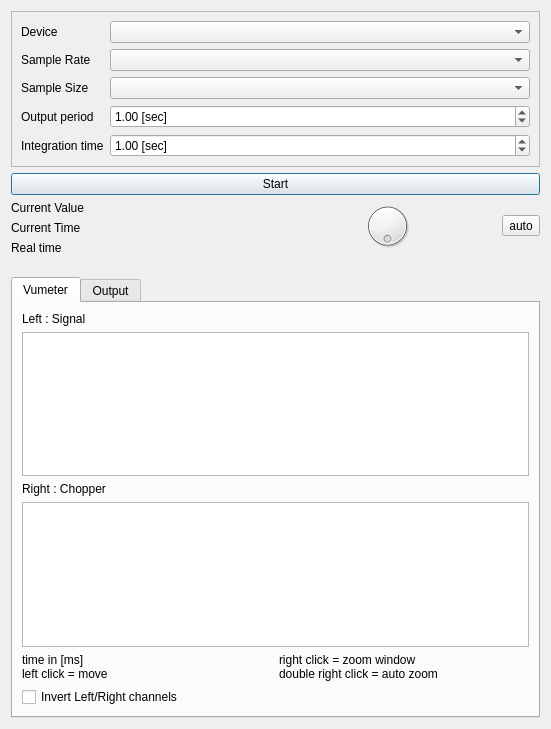
The window that src/lockin_gui.ui (antigol/lockin2) describes before a commit, drawn with Qt 5.
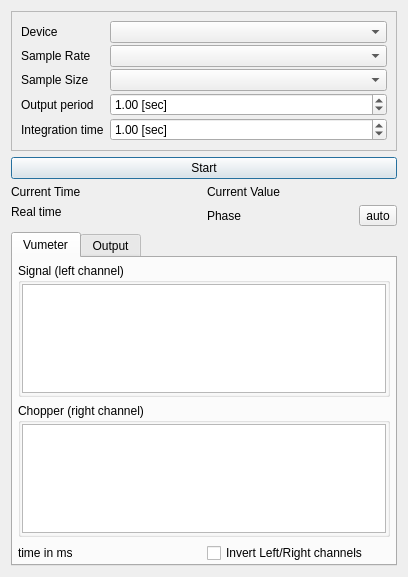
The same window after the commit. Custom widgets are drawn as their Qt base class.

Commit message: remove dial phase

Patch:
```diff
--- a/src/lockin_gui.ui
+++ b/src/lockin_gui.ui
@@ -6,14 +6,14 @@
    <rect>
     <x>0</x>
     <y>0</y>
-    <width>551</width>
-    <height>729</height>
+    <width>408</width>
+    <height>577</height>
    </rect>
   </property>
   <property name="windowTitle">
    <string>Lockin</string>
   </property>
-  <layout class="QVBoxLayout" name="verticalLayout_3">
+  <layout class="QVBoxLayout" name="verticalLayout_4">
    <item>
     <widget class="QFrame" name="frame">
      <property name="frameShape">
@@ -23,6 +23,9 @@
       <enum>QFrame::Raised</enum>
      </property>
      <layout class="QFormLayout" name="formLayout_2">
+      <property name="verticalSpacing">
+       <number>2</number>
+      </property>
       <item row="0" column="0">
        <widget class="QLabel" name="label">
         <property name="text">
@@ -123,63 +126,53 @@
      <item>
       <layout class="QFormLayout" name="formLayout">
        <item row="0" column="0">
-        <widget class="QLabel" name="label_6">
-         <property name="text">
-          <string>Current Value</string>
-         </property>
-        </widget>
-       </item>
-       <item row="0" column="1">
-        <widget class="QLabel" name="label_current_value">
-         <property name="text">
-          <string>&lt;no value&gt;</string>
-         </property>
-        </widget>
-       </item>
-       <item row="1" column="0">
         <widget class="QLabel" name="label_7">
          <property name="text">
           <string>Current Time</string>
          </property>
         </widget>
        </item>
-       <item row="1" column="1">
-        <widget class="QLabel" name="label_current_time">
-         <property name="text">
-          <string>&lt;no value&gt;</string>
-         </property>
-        </widget>
-       </item>
-       <item row="2" column="0">
+       <item row="1" column="0">
         <widget class="QLabel" name="label_8">
          <property name="text">
           <string>Real time</string>
          </property>
         </widget>
        </item>
-       <item row="2" column="1">
+       <item row="1" column="1">
         <widget class="QLabel" name="label_real_time">
          <property name="text">
           <string>&lt;no value&gt;</string>
          </property>
         </widget>
        </item>
+       <item row="0" column="1">
+        <widget class="QLabel" name="label_current_time">
+         <property name="text">
+          <string>&lt;no value&gt;</string>
+         </property>
+        </widget>
+       </item>
       </layout>
      </item>
      <item>
-      <layout class="QVBoxLayout" name="verticalLayout">
-       <item>
+      <layout class="QFormLayout" name="formLayout_3">
+       <item row="1" column="0">
+        <widget class="QLabel" name="label_9">
+         <property name="text">
+          <string>Phase</string>
+         </property>
+        </widget>
+       </item>
+       <item row="1" column="1">
         <layout class="QHBoxLayout" name="horizontalLayout_2">
          <item>
-          <widget class="QDial" name="dial">
-           <property name="maximum">
-            <number>3600</number>
+          <widget class="QLabel" name="label_phase">
+           <property name="text">
+            <string>&lt;no value&gt;</string>
            </property>
-           <property name="wrapping">
-            <bool>true</bool>
-           </property>
-           <property name="notchesVisible">
-            <bool>false</bool>
+           <property name="alignment">
+            <set>Qt::AlignLeading|Qt::AlignLeft|Qt::AlignVCenter</set>
            </property>
           </widget>
          </item>
@@ -192,13 +185,17 @@
          </item>
         </layout>
        </item>
-       <item>
-        <widget class="QLabel" name="label_phase">
+       <item row="0" column="0">
+        <widget class="QLabel" name="label_6">
          <property name="text">
-          <string>&lt;phase&gt;</string>
+          <string>Current Value</string>
          </property>
-         <property name="alignment">
-          <set>Qt::AlignHCenter|Qt::AlignTop</set>
+        </widget>
+       </item>
+       <item row="0" column="1">
+        <widget class="QLabel" name="label_current_value">
+         <property name="text">
+          <string>&lt;no value&gt;</string>
          </property>
         </widget>
        </item>
@@ -216,51 +213,90 @@
        <string>Vumeter</string>
       </attribute>
       <layout class="QVBoxLayout" name="verticalLayout_2">
+       <property name="leftMargin">
+        <number>5</number>
+       </property>
+       <property name="topMargin">
+        <number>5</number>
+       </property>
+       <property name="rightMargin">
+        <number>5</number>
+       </property>
+       <property name="bottomMargin">
+        <number>1</number>
+       </property>
        <item>
-        <widget class="QLabel" name="label_4">
-         <property name="text">
-          <string>Left : Signal</string>
+        <widget class="QGroupBox" name="groupBox">
+         <property name="title">
+          <string>Signal (left channel)</string>
          </property>
+         <property name="flat">
+          <bool>false</bool>
+         </property>
+         <property name="checkable">
+          <bool>false</bool>
+         </property>
+         <layout class="QVBoxLayout" name="verticalLayout">
+          <property name="leftMargin">
+           <number>1</number>
+          </property>
+          <property name="topMargin">
+           <number>1</number>
+          </property>
+          <property name="rightMargin">
+           <number>1</number>
+          </property>
+          <property name="bottomMargin">
+           <number>1</number>
+          </property>
+          <item>
+           <widget class="XYView" name="left"/>
+          </item>
+         </layout>
         </widget>
        </item>
        <item>
-        <widget class="XYView" name="left"/>
-       </item>
-       <item>
-        <widget class="QLabel" name="label_5">
-         <property name="text">
-          <string>Right : Chopper</string>
+        <widget class="QGroupBox" name="groupBox_2">
+         <property name="title">
+          <string>Chopper (right channel)</string>
          </property>
+         <layout class="QVBoxLayout" name="verticalLayout_3">
+          <property name="leftMargin">
+           <number>1</number>
+          </property>
+          <property name="topMargin">
+           <number>1</number>
+          </property>
+          <property name="rightMargin">
+           <number>1</number>
+          </property>
+          <property name="bottomMargin">
+           <number>1</number>
+          </property>
+          <item>
+           <widget class="XYView" name="right"/>
+          </item>
+         </layout>
         </widget>
        </item>
-       <item>
-        <widget class="XYView" name="right"/>
-       </item>
        <item>
         <layout class="QHBoxLayout" name="horizontalLayout_4">
          <item>
           <widget class="QLabel" name="label_2">
            <property name="text">
-            <string>&lt;html&gt;&lt;head/&gt;&lt;body&gt;&lt;p&gt;time in [ms]&lt;br/&gt;left click = move&lt;/p&gt;&lt;/body&gt;&lt;/html&gt;</string>
+            <string>time in ms</string>
            </property>
           </widget>
          </item>
          <item>
-          <widget class="QLabel" name="label_3">
+          <widget class="QCheckBox" name="checkBox">
            <property name="text">
-            <string>&lt;html&gt;&lt;head/&gt;&lt;body&gt;&lt;p&gt;right click = zoom window&lt;br/&gt;double right click = auto zoom&lt;/p&gt;&lt;/body&gt;&lt;/html&gt;</string>
+            <string>Invert Left/Right channels</string>
            </property>
           </widget>
          </item>
         </layout>
        </item>
-       <item>
-        <widget class="QCheckBox" name="checkBox">
-         <property name="text">
-          <string>Invert Left/Right channels</string>
-         </property>
-        </widget>
-       </item>
       </layout>
      </widget>
      <widget class="QWidget" name="tab_2">
```
Left out of the diff: 16 changed lines with no effect on the pictures. The commit also changes 2 other files.
